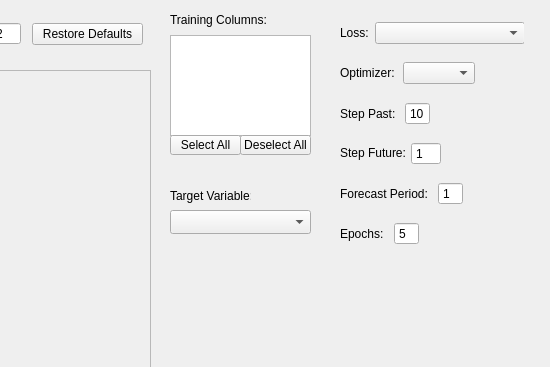
Old version of the form App/form_createmodel.ui in the repository lnheinrich8/StockPriceForecastModeler; both pictures show x 110 to 660 and y 0 to 367 of the 660 by 605 pixel window.
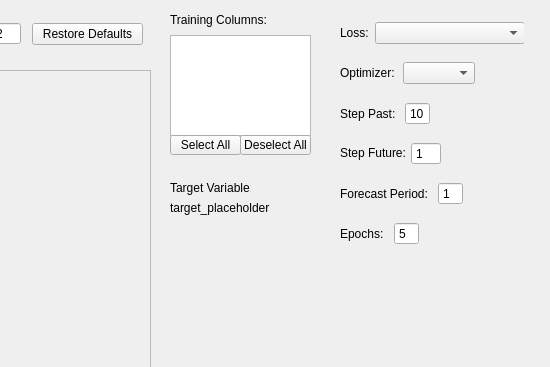
New version of the form.

Patch:
```diff
--- a/App/form_createmodel.ui
+++ b/App/form_createmodel.ui
@@ -147,7 +147,7 @@
    <property name="geometry">
     <rect>
      <x>280</x>
-     <y>188</y>
+     <y>180</y>
      <width>81</width>
      <height>16</height>
     </rect>
@@ -422,16 +422,6 @@
     <string>Select All</string>
    </property>
   </widget>
-  <widget class="QComboBox" name="target_combobox">
-   <property name="geometry">
-    <rect>
-     <x>280</x>
-     <y>210</y>
-     <width>141</width>
-     <height>24</height>
-    </rect>
-   </property>
-  </widget>
   <widget class="QPushButton" name="deselectalltcols_button">
    <property name="geometry">
     <rect>
@@ -445,6 +435,19 @@
     <string>Deselect All</string>
    </property>
   </widget>
+  <widget class="QLabel" name="target_placeholder_label">
+   <property name="geometry">
+    <rect>
+     <x>280</x>
+     <y>200</y>
+     <width>111</width>
+     <height>16</height>
+    </rect>
+   </property>
+   <property name="text">
+    <string>target_placeholder</string>
+   </property>
+  </widget>
  </widget>
  <resources/>
  <connections/>
```
